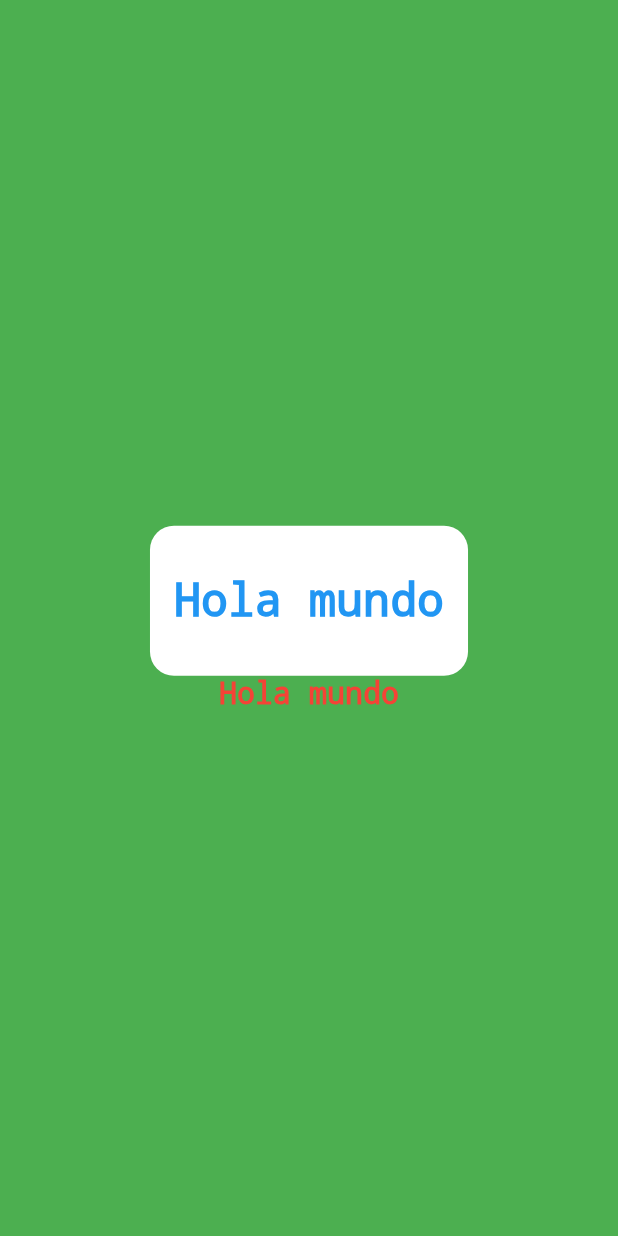
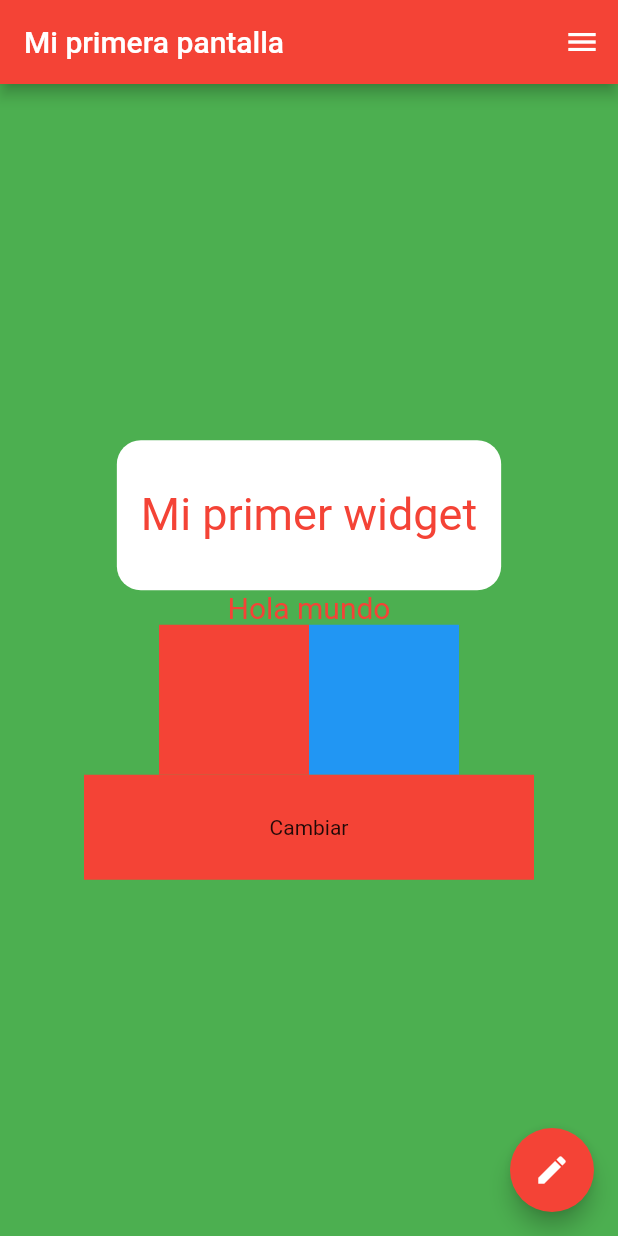
Before and after one commit to Alvardud/Curso-Flutter-Criptoanalisis, a Flutter app: the screen it shows after launch, on a phone screen of 412 x 824 dp. Run offline on Flutter 3.47's test engine with Material 2 defaults, Android fonts, the phone set to English and light mode, and no system bars.

Commit message:
tercera clase

```diff
--- a/lib/main.dart
+++ b/lib/main.dart
@@ -7,14 +7,53 @@ void main() {
 class MyApp extends StatelessWidget {
   @override
   Widget build(BuildContext context) {
+
+    //Guia de estilos
     return MaterialApp(
       title: 'Flutter Demo',
+      //Adicion de temas a la aplicacion
       theme: ThemeData(
-        primarySwatch: Colors.blue,
+        primarySwatch: Colors.red,
         visualDensity: VisualDensity.adaptivePlatformDensity,
       ),
-      home: MyHomePage(title: 'Flutter Demo Home Page'),
+      home: Scaffold(
+        //Body sera el cuerpo de la aplicacion
+        body: MyHomePage(),
+        //Boton de accion flotante (parte inferior derecha)
+        floatingActionButton: FloatingActionButton(
+          onPressed: (){},
+          child: Icon(Icons.edit),
+        ),
+        //Appbar (header o cavecera)
+        appBar: AppBar(
+          actions: [IconButton(onPressed: (){
+            print("icono presionado");
+          },icon: Icon(Icons.menu))],
+          title: Text("Mi primera pantalla"),
+        ),
+      ),
     );
+  }
+}
+
+class MiPrimerWidget extends StatelessWidget {
+
+  String titulo;
+  MiPrimerWidget({this.titulo});
+
+  Widget texto(BuildContext context){
+    return Text(
+                    titulo,style: TextStyle(
+                      color: Theme.of(context).primaryColor,
+                      fontSize: 30,
+                      decoration: TextDecoration.none
+                  ),
+                );
+  }
+
+  @override
+  Widget build(BuildContext context) {
+    return texto(context);
   }
 }
 
@@ -80,14 +119,7 @@ class _MyHomePageState extends State<MyHomePage> {
                 ),
                 height: 100,
                 //child: Center(
-                  child: Text(
-                    "Hola mundo",style: TextStyle(
-                      color: Colors.blue,
-                      fontSize: 30,
-                      decoration: TextDecoration.none
-                  //),
-                  ),
-                ),
+                  child: MiPrimerWidget(titulo: "Mi primer widget")
               ),
             ),
             Text(
@@ -97,10 +129,75 @@ class _MyHomePageState extends State<MyHomePage> {
                 decoration: TextDecoration.none
             ),
             ),
+            MiSegundoWidget(),
           ],
         ),
       ),
       color: Colors.green,
+    );
+  }
+}
+
+class MiSegundoWidget extends StatefulWidget {
+  @override
+  _MiSegundoWidgetState createState() => _MiSegundoWidgetState();
+}
+
+class _MiSegundoWidgetState extends State<MiSegundoWidget> {
+
+  ///Stateless Widget => no contienen estados dinamicos (estaticos)
+  ///
+  ///Stateful Widget => contiene estado dinamico y a su vez, este se actualiza mediante
+  /// setState
+  ///y debe ser inicializado mediante
+  /// initState
+  ///
+  /// dispose
+  /// didChangeDependencies
+  ///
+  /// Atajos
+  /// stle (Stateless)
+  /// stful (Stateful)
+  /// init (initstate)
+  /// sets (setState)
+
+  bool encendido;
+
+  @override
+  void initState() {
+    // se inicializa el estado
+    super.initState();
+    encendido = true;
+  }
+
+  @override
+  Widget build(BuildContext context) {
+    return Column(
+      children: [
+        Row(
+          mainAxisAlignment: MainAxisAlignment.center,
+          children: [
+            Container(height: 100,width: 100,color: encendido?Colors.red:Colors.blue),
+            Container(height: 100,width: 100,color: !encendido?Colors.red:Colors.blue)
+          ],
+        ),
+        GestureDetector(
+          onTap: (){
+            //se actualiza el estado
+            setState(() {
+              encendido = !encendido;
+            });
+          },
+              child: Container(
+            height: 70,
+            width: 300,
+
+            //hacemos referencia al tema mediante el contexto para poder acceder al color primario
+            color: Theme.of(context).primaryColor,
+            child: Center(child: Text("Cambiar",style: TextStyle(decoration: TextDecoration.none))),
+          ),
+        ),
+      ],
     );
   }
 }
```
Also changed, not shown: 2 other files.
